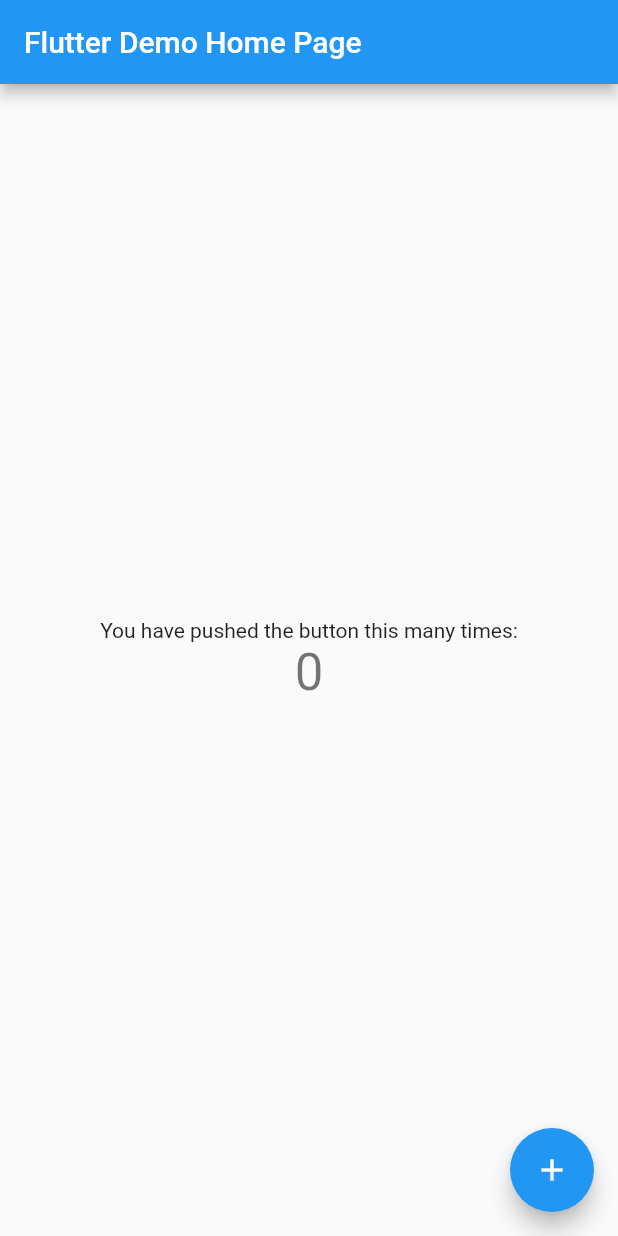
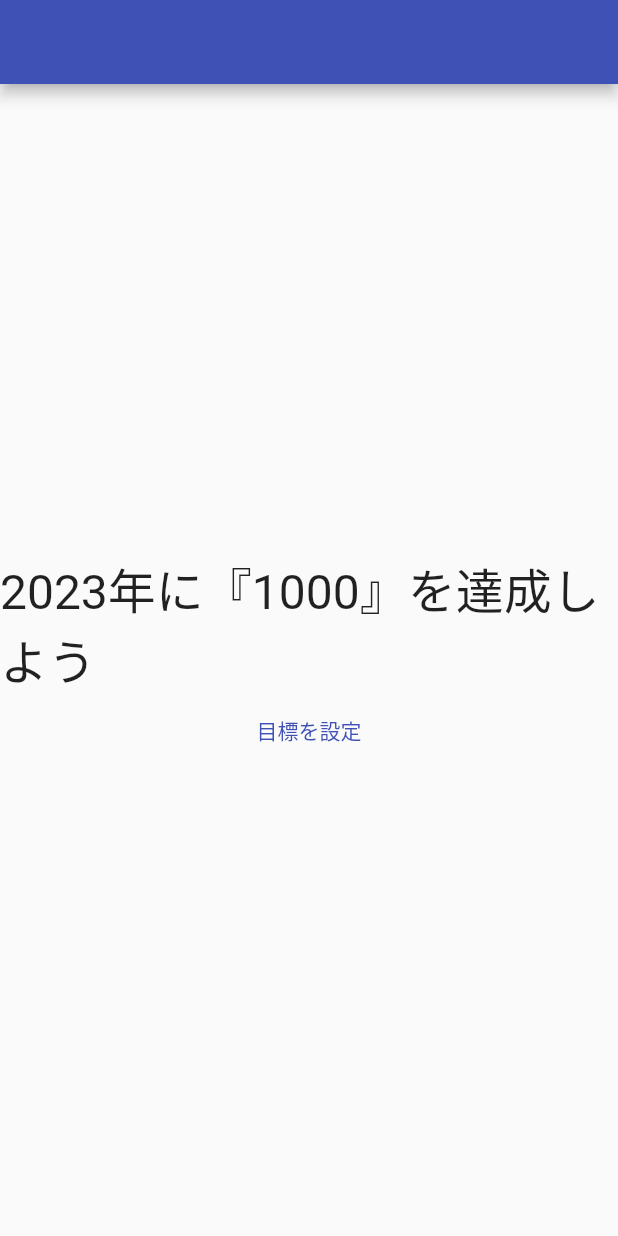
Before and after one commit to taketomo3/lets1000_flutter, a Flutter app: the screen it shows after launch, on a phone screen of 412 x 824 dp. Run offline on Flutter 3.47's test engine with Material 2 defaults, Android fonts, the phone set to English and light mode, and no system bars; our stand-ins replace flutter_riverpod, sqflite; accounts and stored records are empty.

Commit message:
feat: Add home view and notifier

```diff
--- a/lib/main.dart
+++ b/lib/main.dart
@@ -1,124 +1,26 @@
 import 'package:flutter/material.dart';
+import 'package:flutter_riverpod/flutter_riverpod.dart';
+import 'package:lets1000_android/database/database_helper.dart';
+import 'package:lets1000_android/view/home_view.dart';
 import 'package:lets1000_android/database/goal_db.dart';
-import 'package:lets1000_android/database/record_db.dart';
-import 'package:lets1000_android/database/database_helper.dart';
 
 void main() {
-  runApp(const MyApp());
-  Goal.insert("目標2", "単位2");
+  runApp(const ProviderScope(
+    child: MyApp(),
+  ));
 }
 
 class MyApp extends StatelessWidget {
   const MyApp({super.key});
 
-  // This widget is the root of your application.
   @override
   Widget build(BuildContext context) {
     return MaterialApp(
-      title: 'Flutter Demo',
+      title: '1000',
       theme: ThemeData(
-        // This is the theme of your application.
-        //
-        // Try running your application with "flutter run". You'll see the
-        // application has a blue toolbar. Then, without quitting the app, try
-        // changing the primarySwatch below to Colors.green and then invoke
-        // "hot reload" (press "r" in the console where you ran "flutter run",
-        // or simply save your changes to "hot reload" in a Flutter IDE).
-        // Notice that the counter didn't reset back to zero; the application
-        // is not restarted.
-        primarySwatch: Colors.blue,
+        primarySwatch: Colors.indigo,
       ),
-      home: const MyHomePage(title: 'Flutter Demo Home Page'),
+      home: const HomeView(),
     );
   }
 }
-
-class MyHomePage extends StatefulWidget {
-  const MyHomePage({super.key, required this.title});
-
-  // This widget is the home page of your application. It is stateful, meaning
-  // that it has a State object (defined below) that contains fields that affect
-  // how it looks.
-
-  // This class is the configuration for the state. It holds the values (in this
-  // case the title) provided by the parent (in this case the App widget) and
-  // used by the build method of the State. Fields in a Widget subclass are
-  // always marked "final".
-
-  final String title;
-
-  @override
-  State<MyHomePage> createState() => _MyHomePageState();
-}
-
-class _MyHomePageState extends State<MyHomePage> {
-  int _counter = 0;
-
-  void _incrementCounter() {
-    Record.insert(10, DateTime.now());
-    Goal.insert("目標2", "単位2");
-    Goal.fetchLast().then((value) {
-      print(value.createdAt);
-    });
-    setState(() {
-      // This call to setState tells the Flutter framework that something has
-      // changed in this State, which causes it to rerun the build method below
-      // so that the display can reflect the updated values. If we changed
-      // _counter without calling setState(), then the build method would not be
-      // called again, and so nothing would appear to happen.
-      _counter++;
-    });
-  }
-
-  @override
-  Widget build(BuildContext context) {
-    // This method is rerun every time setState is called, for instance as done
-    // by the _incrementCounter method above.
-    //
-    // The Flutter framework has been optimized to make rerunning build methods
-    // fast, so that you can just rebuild anything that needs updating rather
-    // than having to individually change instances of widgets.
-    return Scaffold(
-      appBar: AppBar(
-        // Here we take the value from the MyHomePage object that was created by
-        // the App.build method, and use it to set our appbar title.
-        title: Text(widget.title),
-      ),
-      body: Center(
-        // Center is a layout widget. It takes a single child and positions it
-        // in the middle of the parent.
-        child: Column(
-          // Column is also a layout widget. It takes a list of children and
-          // arranges them vertically. By default, it sizes itself to fit its
-          // children horizontally, and tries to be as tall as its parent.
-          //
-          // Invoke "debug painting" (press "p" in the console, choose the
-          // "Toggle Debug Paint" action from the Flutter Inspector in Android
-          // Studio, or the "Toggle Debug Paint" command in Visual Studio Code)
-          // to see the wireframe for each widget.
-          //
-          // Column has various properties to control how it sizes itself and
-          // how it positions its children. Here we use mainAxisAlignment to
-          // center the children vertically; the main axis here is the vertical
-          // axis because Columns are vertical (the cross axis would be
-          // horizontal).
-          mainAxisAlignment: MainAxisAlignment.center,
-          children: <Widget>[
-            const Text(
-              'You have pushed the button this many times:',
-            ),
-            Text(
-              '$_counter',
-              style: Theme.of(context).textTheme.headlineMedium,
-            ),
-          ],
-        ),
-      ),
-      floatingActionButton: FloatingActionButton(
-        onPressed: _incrementCounter,
-        tooltip: 'Increment',
-        child: const Icon(Icons.add),
-      ), // This trailing comma makes auto-formatting nicer for build methods.
-    );
-  }
-}
--- /dev/null
+++ b/lib/view/home_view.dart
@@ -0,0 +1,95 @@
+import 'package:flutter/material.dart';
+import 'package:flutter_riverpod/flutter_riverpod.dart';
+import 'package:lets1000_android/database/goal_db.dart';
+import 'package:lets1000_android/view_model/home_view_model.dart';
+
+class HomeView extends ConsumerWidget {
+  const HomeView({Key? key}) : super(key: key);
+
+  @override
+  Widget build(BuildContext context, WidgetRef ref) {
+    Goal? goal = ref.watch(goalProvider);
+
+    return Scaffold(
+      appBar: AppBar(),
+      body: Center(
+        child: goal == null ? settingGoalView() : progressView(),
+      ),
+    );
+  }
+
+  Column progressView() {
+    return Column(
+      mainAxisAlignment: MainAxisAlignment.center,
+      children: const [Text("has goal and record")],
+    );
+  }
+
+  Column settingGoalView() {
+    return Column(
+      mainAxisAlignment: MainAxisAlignment.center,
+      children: <Widget>[
+        const Text(
+          '2023年に『1000』を達成しよう',
+          style: TextStyle(fontSize: 32),
+        ),
+        TextButton(
+            onPressed: () {
+              print("onpress");
+            },
+            child: const Text('目標を設定'))
+      ],
+    );
+  }
+}
+
+// class MyHomeView extends ConsumerStatefulWidget {
+//   const MyHomeView({Key? key}) : super(key: key);
+//   @override
+//   MyHomeViewState createState() => MyHomeViewState();
+// }
+
+// class MyHomeViewState extends ConsumerState<MyHomeView> {
+//   @override
+//   void initState() {
+//     super.initState();
+//     ref.read(hasGoalProvider);
+//   }
+
+//   @override
+//   Widget build(BuildContext context) {
+//     final hasGoal = ref.watch(hasGoalProvider);
+//     return ProviderScope(
+//         overrides: [hasGoalProvider.overrideWith((ref) => hasGoal != null)],
+//         child: Scaffold(
+//           appBar: AppBar(),
+//           body: Center(
+//             child: hasGoal ? progressView() : settingGoalView(),
+//           ),
+//         ));
+//   }
+
+//   Column progressView() {
+//     return Column(
+//       mainAxisAlignment: MainAxisAlignment.center,
+//       children: const [Text("has goal and record")],
+//     );
+//   }
+
+//   Column settingGoalView() {
+//     return Column(
+//       mainAxisAlignment: MainAxisAlignment.center,
+//       children: <Widget>[
+//         const Text(
+//           '2023年に『1000』を達成しよう',
+//           style: TextStyle(fontSize: 32),
+//         ),
+//         TextButton(
+//             onPressed: () {
+//               print("onpress");
+//             },
+//             child: const Text('目標を設定'))
+//       ],
+//     );
+//   }
+// }
--- /dev/null
+++ b/lib/view_model/home_view_model.dart
@@ -0,0 +1,20 @@
+import 'package:flutter_riverpod/flutter_riverpod.dart';
+import 'package:lets1000_android/database/goal_db.dart';
+
+class GoalNotifier extends StateNotifier<Goal?> {
+  GoalNotifier() : super(null);
+
+  void addGoal(Goal goal) {
+    state = goal;
+  }
+
+  void update() async {
+    state = await Goal.fetchLast();
+  }
+}
+
+final goalProvider = StateNotifierProvider<GoalNotifier, Goal?>((ref) {
+  var notifier = GoalNotifier();
+  notifier.update();
+  return notifier;
+});
```
